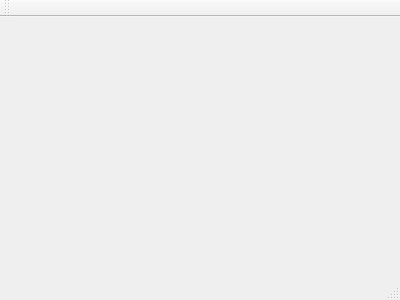
Old version of the form src/node.ui in the repository leducp/Piper.
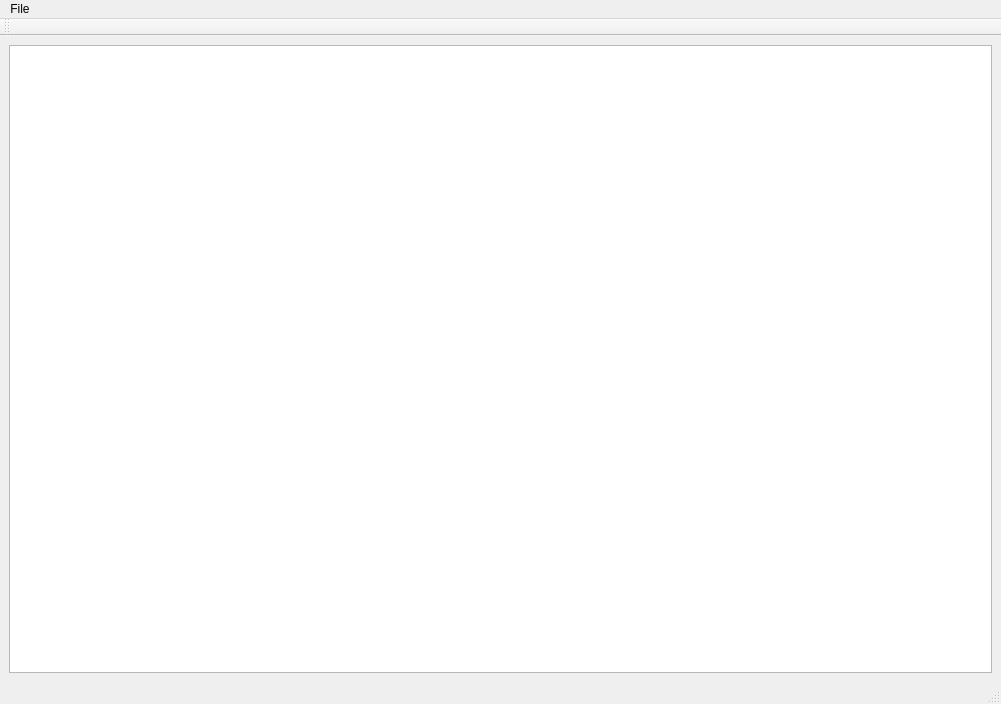
New version of the form.

Commit message: Create custom scene to handle background. Create custom item for nodes drawing.

```diff
--- a/src/node.ui
+++ b/src/node.ui
@@ -6,15 +6,40 @@
    <rect>
     <x>0</x>
     <y>0</y>
-    <width>400</width>
-    <height>300</height>
+    <width>1001</width>
+    <height>704</height>
    </rect>
   </property>
   <property name="windowTitle">
    <string>Node</string>
   </property>
-  <widget class="QWidget" name="centralWidget"/>
-  <widget class="QMenuBar" name="menuBar"/>
+  <widget class="QWidget" name="centralWidget">
+   <layout class="QGridLayout" name="gridLayout_2">
+    <item row="0" column="0">
+     <layout class="QGridLayout" name="gridLayout">
+      <item row="0" column="0">
+       <widget class="QGraphicsView" name="view"/>
+      </item>
+     </layout>
+    </item>
+   </layout>
+  </widget>
+  <widget class="QMenuBar" name="menuBar">
+   <property name="geometry">
+    <rect>
+     <x>0</x>
+     <y>0</y>
+     <width>1001</width>
+     <height>30</height>
+    </rect>
+   </property>
+   <widget class="QMenu" name="menuFile">
+    <property name="title">
+     <string>File</string>
+    </property>
+   </widget>
+   <addaction name="menuFile"/>
+  </widget>
   <widget class="QToolBar" name="mainToolBar">
    <attribute name="toolBarArea">
     <enum>TopToolBarArea</enum>
```
The commit also changes 10 other files.
